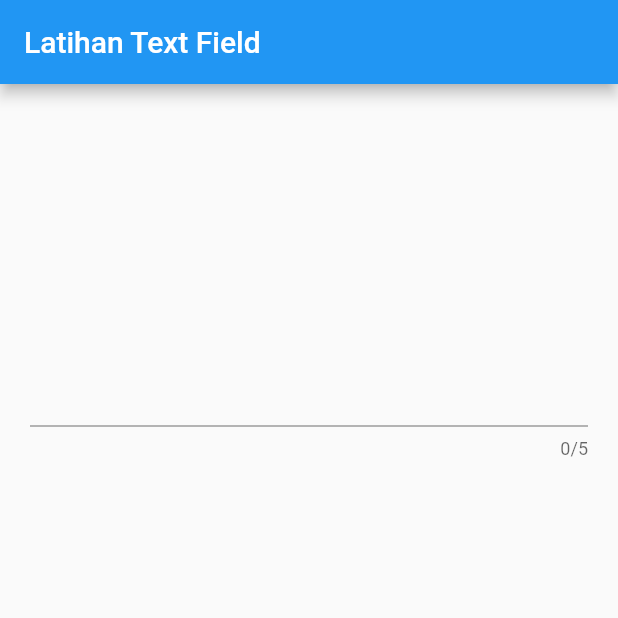
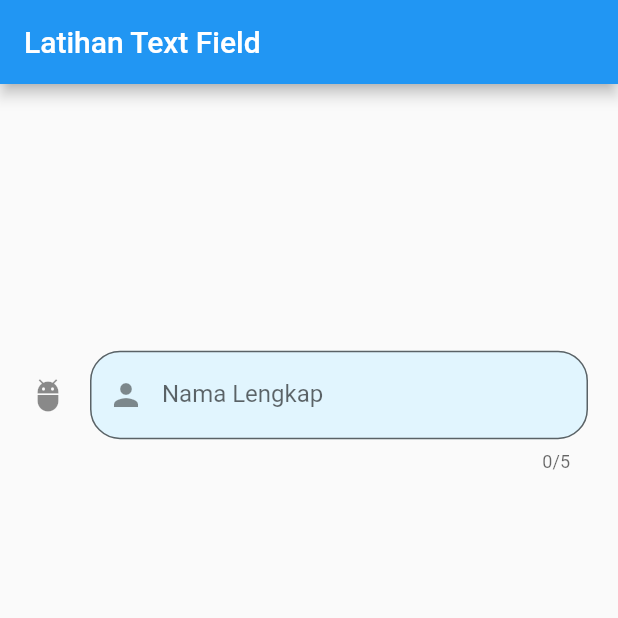
Before and after one commit to Balajar-DM/Flutter-Learn, a Flutter app: the screen it shows after launch, on a phone screen of 412 x 824 dp, the top half of it. Run offline on Flutter 3.47's test engine with Material 2 defaults, Android fonts, the phone set to English and light mode, and no system bars.

Commit message:
Decoration TextField

```diff
--- a/lib/main.dart
+++ b/lib/main.dart
@@ -1,3 +1,5 @@
+import 'dart:ui';
+
 import 'package:flutter/material.dart';
 
 void main() => runApp(MyApp());
@@ -23,6 +25,25 @@ class _MyAppState extends State<MyApp> {
             mainAxisAlignment: MainAxisAlignment.spaceAround,
             children: <Widget>[
               TextField(
+                decoration: InputDecoration(
+                  fillColor: Colors.lightBlue[50],
+                  filled: true,
+                  icon: Icon(Icons.adb),
+                  suffix: Container(
+                    width: 5,
+                    height: 5,
+                    color: Colors.red,
+                  ),
+                  prefixIcon: Icon(Icons.person),
+                  prefixText: "Name",
+                  prefixStyle: TextStyle(
+                      color: Colors.blue, fontWeight: FontWeight.w600),
+                  labelText: "Nama Lengkap",
+                  hintText: " Dpe nama isi",
+                  hintStyle: TextStyle(fontSize: 12),
+                  border: OutlineInputBorder(
+                      borderRadius: BorderRadius.circular(20)),
+                ),
                 obscureText: true,
                 maxLength: 5,
                 maxLines: 1,
```
